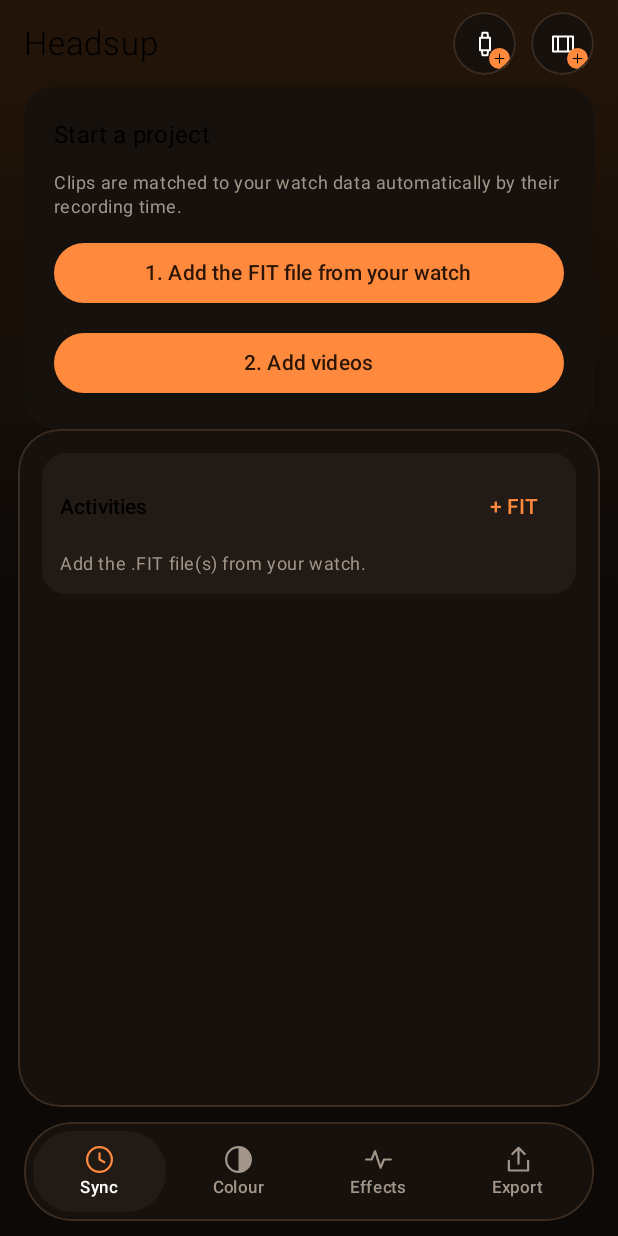
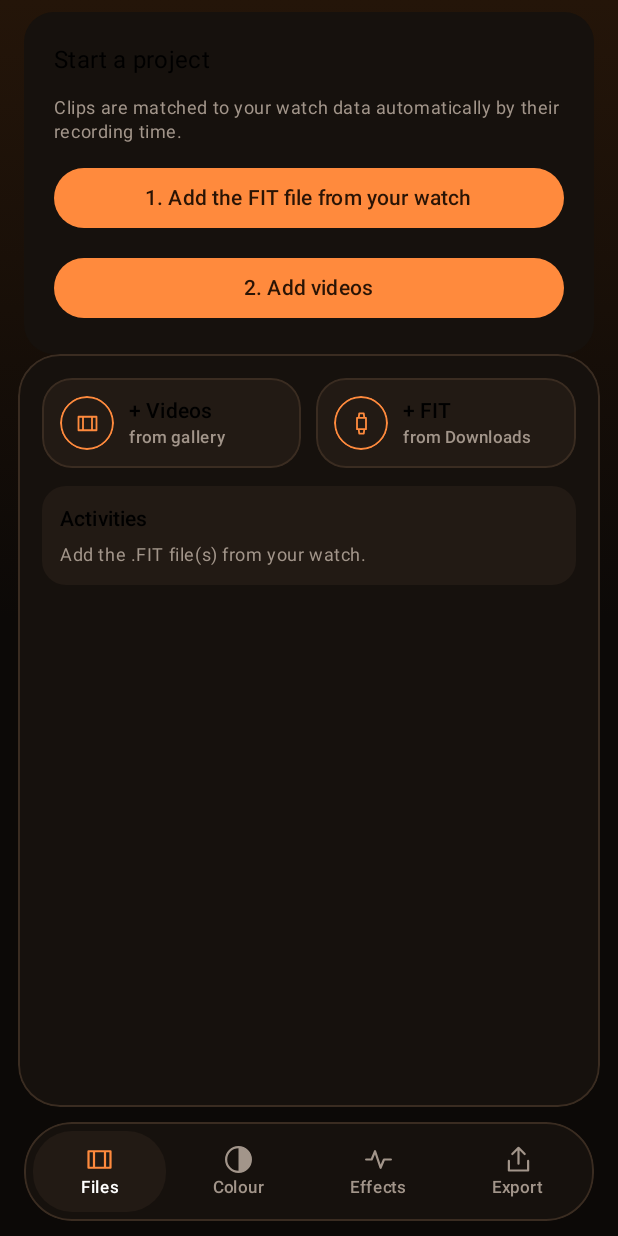
Before and after one commit to Poted/headsup, an Android app built with Jetpack Compose: the screen it shows after launch (MainActivity), on a phone screen of 412 x 824 dp. Run offline under Robolectric (Android 15) with nearby library versions, the phone set to English and light mode, and no system bars.

Commit message:
Files tool for adding videos and FIT; remove the title bar
The top bar is gone so the picture starts at the top. Adding videos and
watch files moves into a Files tool together with the selected clip's
match, start time and data offset. Toolbar: Files, Colour, Effects,
Export.

Co-Authored-By: Claude Opus 5.5 <noreply@anthropic.com>
Claude-Session: https://claude.ai/code/session_01UT2zAse9o1owdeMpJg2bQf

```diff
--- a/app/src/main/kotlin/app/headsup/ui/HeadsupScreen.kt
+++ b/app/src/main/kotlin/app/headsup/ui/HeadsupScreen.kt
@@ -108,7 +108,7 @@ private class OpenDocumentsIn(private val initial: Uri) : ActivityResultContract
 }
 
 private enum class Tool(val label: String, val icon: ImageVector) {
-    SYNC("Sync", HeadsupIcons.Sync),
+    FILES("Files", HeadsupIcons.Video),
     COLOUR("Colour", HeadsupIcons.Colour),
     EFFECTS("Effects", HeadsupIcons.Dashboard),
     EXPORT("Export", HeadsupIcons.Export),
@@ -141,19 +141,14 @@ fun HeadsupScreen(vm: HeadsupViewModel = viewModel()) {
         }
     }
 
-    var tool by rememberSaveable { mutableStateOf(Tool.SYNC) }
+    var tool by rememberSaveable { mutableStateOf(Tool.FILES) }
     val exporting = jobs.any { it.status == JobStatus.QUEUED || it.status == JobStatus.RUNNING }
     val previewMaxHeight = (LocalConfiguration.current.screenHeightDp * 0.38f).dp
     TenBitResultDialog(jobs)
 
     Box(Modifier.fillMaxSize().background(Brush.verticalGradient(listOf(HeadsupColors.BackgroundGlow, HeadsupColors.Background, HeadsupColors.Background)))) {
-        Column(Modifier.fillMaxSize().systemBarsPadding()) {
-            Row(Modifier.fillMaxWidth().padding(horizontal = 16.dp, vertical = 8.dp), verticalAlignment = Alignment.CenterVertically) {
-                Text("Headsup", Modifier.weight(1f), style = MaterialTheme.typography.titleLarge)
-                RoundIconButton(HeadsupIcons.Watch, "Add FIT files", addFit, badge = true)
-                Spacer(Modifier.width(10.dp))
-                RoundIconButton(HeadsupIcons.Video, "Add videos", addVideos, badge = true)
-            }
+        // No title bar: the picture starts at the top, adding files lives in the Files tool.
+        Column(Modifier.fillMaxSize().systemBarsPadding().padding(top = 8.dp)) {
             if (state.busy) LinearProgressIndicator(Modifier.fillMaxWidth().padding(horizontal = 16.dp))
 
             // The picture stays on screen while any tool below is being used.
@@ -191,7 +186,7 @@ fun HeadsupScreen(vm: HeadsupViewModel = viewModel()) {
             ) {
                 if (state.messages.isNotEmpty()) Messages(state.messages, vm::dismissMessages)
                 when (tool) {
-                    Tool.SYNC -> SyncPanel(state, vm, addFit)
+                    Tool.FILES -> FilesPanel(state, vm, onAddVideos = addVideos, onAddFit = addFit)
                     Tool.COLOUR -> ColourPage(state, vm, onAddLut = { lutPicker.launch(arrayOf("*/*")) })
                     Tool.EFFECTS -> EffectsPanel(state.style, state.activities, vm::updateStyle)
                     Tool.EXPORT -> ExportControls(
@@ -294,10 +289,15 @@ private fun Messages(messages: List<String>, onDismiss: () -> Unit) {
     }
 }
 
-// Sync panel
+// Files panel
 
+/** Adding videos and watch files, plus how the selected clip is matched to the watch data. */
 @Composable
-private fun SyncPanel(state: UiState, vm: HeadsupViewModel, onAddFit: () -> Unit) {
+private fun FilesPanel(state: UiState, vm: HeadsupViewModel, onAddVideos: () -> Unit, onAddFit: () -> Unit) {
+    Row(horizontalArrangement = Arrangement.spacedBy(10.dp)) {
+        AddTile(HeadsupIcons.Video, "Videos", "from gallery", onAddVideos, Modifier.weight(1f))
+        AddTile(HeadsupIcons.Watch, "FIT", "from Downloads", onAddFit, Modifier.weight(1f))
+    }
     val index = state.selectedClip
     val clip = state.selected
     if (index != null && clip != null) {
@@ -323,12 +323,27 @@ private fun SyncPanel(state: UiState, vm: HeadsupViewModel, onAddFit: () -> Unit
         Group { OffsetControls(clip.manualOffsetMs) { vm.setManualOffset(index, it) } }
     }
     Group {
-        Row(verticalAlignment = Alignment.CenterVertically) {
-            Text("Activities", Modifier.weight(1f), style = MaterialTheme.typography.labelLarge)
-            TextButton(onClick = onAddFit) { Text("+ FIT") }
-        }
+        Label("Activities")
         if (state.activities.isEmpty()) Hint("Add the .FIT file(s) from your watch.")
         state.activities.forEachIndexed { i, a -> ActivityRow(a, onRemove = { vm.removeActivity(i) }) }
+    }
+}
+
+@Composable
+private fun AddTile(icon: ImageVector, title: String, subtitle: String, onClick: () -> Unit, modifier: Modifier = Modifier) {
+    val shape = RoundedCornerShape(20.dp)
+    Row(
+        modifier.clip(shape).background(HeadsupColors.SurfaceHigh).border(1.dp, HeadsupColors.Outline, shape).clickable(onClick = onClick).padding(12.dp),
+        verticalAlignment = Alignment.CenterVertically,
+    ) {
+        Box(Modifier.size(36.dp).clip(CircleShape).border(1.dp, HeadsupColors.Accent, CircleShape), contentAlignment = Alignment.Center) {
+            Icon(icon, contentDescription = null, Modifier.size(18.dp), tint = HeadsupColors.Accent)
+        }
+        Spacer(Modifier.width(10.dp))
+        Column {
+            Text("+ $title", style = MaterialTheme.typography.labelLarge)
+            Text(subtitle, style = MaterialTheme.typography.labelSmall, color = HeadsupColors.TextMuted)
+        }
     }
 }
 
```
